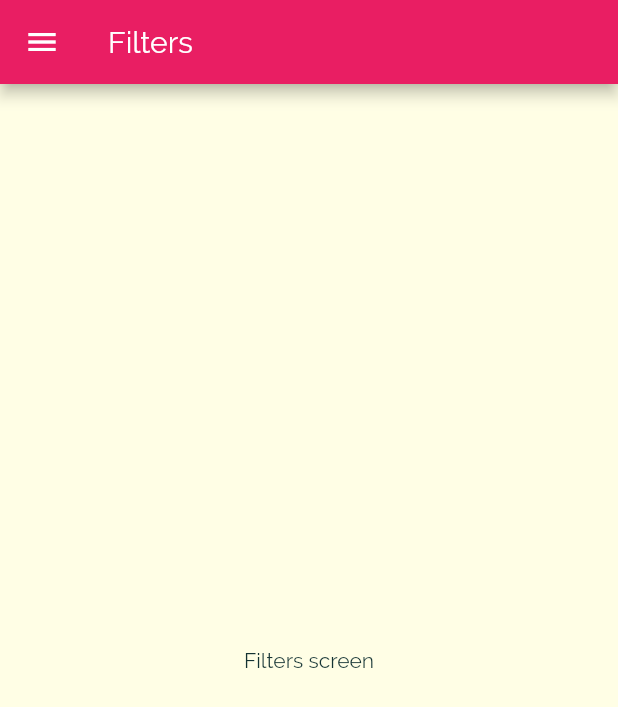
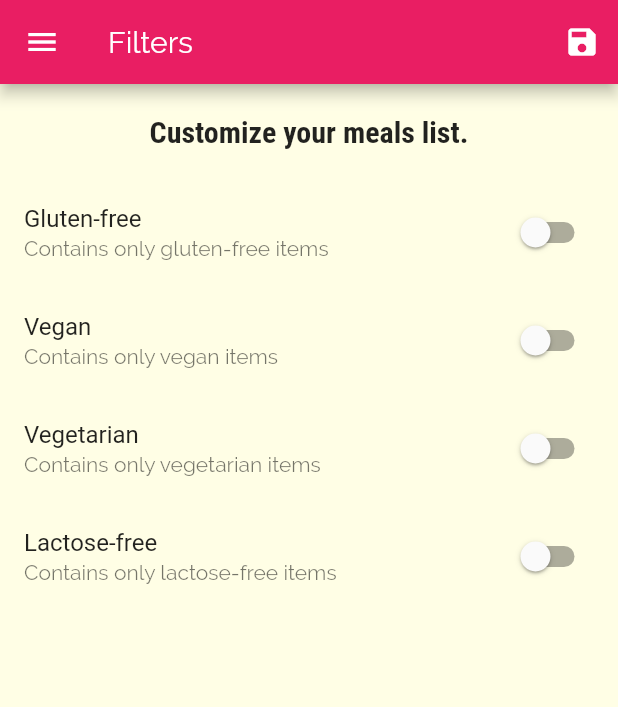
Before and after one commit to adityasharmaa/tasty_meals, a Flutter app: the FiltersScreen screen opened by its route, on a phone screen of 412 x 824 dp. Shown: the top 707 px of the screen. Run offline on Flutter 3.47's test engine with Material 2 defaults, Android fonts, the phone set to English and light mode, and no system bars.

Commit message:
filters screen added

```diff
--- a/lib/main.dart
+++ b/lib/main.dart
@@ -1,4 +1,5 @@
 import 'package:flutter/material.dart';
+import 'package:meals_recipe/models/filters.dart';
 
 import './screens/filters_screen.dart';
 import './screens/meal_details_screen.dart';
@@ -7,8 +8,22 @@ import './screens/category_meals_screen.dart';
 
 void main() => runApp(MyApp());
 
-class MyApp extends StatelessWidget {
+class MyApp extends StatefulWidget {
   // This widget is the root of your application.
+  @override
+  _MyAppState createState() => _MyAppState();
+}
+
+class _MyAppState extends State<MyApp> {
+
+  Filters _filters = Filters(false, false, false, false);
+
+  void _updateFilters(Filters filters){
+    setState(() {
+      _filters = filters;
+    });
+  }
+
   @override
   Widget build(BuildContext context) {
     return MaterialApp(
@@ -33,9 +48,9 @@ class MyApp extends StatelessWidget {
               )),
       home: TabsScreen(),
       routes: {
-        CategoryMealsScreen.route: (_) => CategoryMealsScreen(),
+        CategoryMealsScreen.route: (_) => CategoryMealsScreen(_filters),
         MealDetailsScreen.route : (_) => MealDetailsScreen(),
-        FiltersScreen.route : (_) => FiltersScreen(),
+        FiltersScreen.route : (_) => FiltersScreen(_filters,_updateFilters),
       },
     );
   }
--- /dev/null
+++ b/lib/models/filters.dart
@@ -0,0 +1,24 @@
+class Filters {
+  bool _glutenFree;
+  bool _vegan;
+  bool _vegetarian;
+  bool _lactoseFree;
+
+  Filters(
+    this._glutenFree,
+    this._lactoseFree,
+    this._vegan,
+    this._vegetarian,
+  );
+
+  bool get getGluten => _glutenFree;
+  bool get getVegan => _vegan;
+  bool get getVegetarian => _vegetarian;
+  bool get getLacose => _lactoseFree;
+
+  set setGluten(v) => _glutenFree = v;
+  set setVegan(v) => _vegan = v;
+  set setVegetarian(v) => _vegetarian= v;
+  set setLactose(v) => _lactoseFree = v;
+
+}
--- a/lib/screens/filters_screen.dart
+++ b/lib/screens/filters_screen.dart
@@ -1,21 +1,96 @@
 import 'package:flutter/material.dart';
 
+import '../models/filters.dart';
 import '../widgets/main_drawer.dart';
 
-class FiltersScreen extends StatelessWidget {
+class FiltersScreen extends StatefulWidget {
+  static const route = "/filters_screen";
 
-  static const route = "/filters_screen";
+  final Filters _filters;
+  final Function _updateFilters;
+
+  FiltersScreen(this._filters, this._updateFilters);
+
+  @override
+  _FiltersScreenState createState() => _FiltersScreenState();
+}
+
+class _FiltersScreenState extends State<FiltersScreen> {
+  Widget _buildSwitchListTile(
+    String title,
+    String subTitle,
+    bool selected,
+    Function updateItems,
+  ) {
+    return SwitchListTile(
+      value: selected,
+      title: Text(title),
+      subtitle: Text(subTitle),
+      onChanged: updateItems,
+    );
+  }
 
   @override
   Widget build(BuildContext context) {
     return Scaffold(
       appBar: AppBar(
         title: Text("Filters"),
-      ),
-      body: Center(
-        child: Text("Filters screen"),
+        actions: <Widget>[
+          IconButton(
+            icon: Icon(Icons.save),
+            onPressed: () {
+              widget._updateFilters(widget._filters);
+            },
+          )
+        ],
       ),
       drawer: MainDrawer(),
+      body: Column(children: <Widget>[
+        Container(
+          alignment: Alignment.center,
+          padding: EdgeInsets.all(20),
+          child: Text(
+            "Customize your meals list.",
+            style: Theme.of(context).textTheme.title,
+          ),
+        ),
+        Expanded(
+          child: ListView(
+            children: <Widget>[
+              _buildSwitchListTile(
+                  "Gluten-free",
+                  "Contains only gluten-free items",
+                  widget._filters.getGluten, (newValue) {
+                setState(() {
+                  widget._filters.setGluten = newValue;
+                });
+              }),
+              _buildSwitchListTile("Vegan", "Contains only vegan items",
+                  widget._filters.getVegan, (newValue) {
+                setState(() {
+                  widget._filters.setVegan = newValue;
+                });
+              }),
+              _buildSwitchListTile(
+                  "Vegetarian",
+                  "Contains only vegetarian items",
+                  widget._filters.getVegetarian, (newValue) {
+                setState(() {
+                  widget._filters.setVegetarian = newValue;
+                });
+              }),
+              _buildSwitchListTile(
+                  "Lactose-free",
+                  "Contains only lactose-free items",
+                  widget._filters.getLacose, (newValue) {
+                setState(() {
+                  widget._filters.setLactose = newValue;
+                });
+              }),
+            ],
+          ),
+        ),
+      ]),
     );
   }
 }
--- a/lib/screens/tabs_screen.dart
+++ b/lib/screens/tabs_screen.dart
@@ -19,7 +19,7 @@ class _TabsScreenState extends State<TabsScreen> {
     {
       "page" : FavouritesScreen(),
       "title" : "Favourites",
-    }
+    },
   ];
 
   int _selectedIndex = 0;
--- a/lib/widgets/main_drawer.dart
+++ b/lib/widgets/main_drawer.dart
@@ -14,6 +14,7 @@ class MainDrawer extends StatelessWidget {
         style: TextStyle(
           fontWeight: FontWeight.bold,
           fontSize: 25,
+          fontFamily: "RobotoCondensed",
         ),
       ),
       onTap: tapFunction,
```
Also changed, not shown: lib/screens/category_meals_screen.dart (+30 -13 lines).
